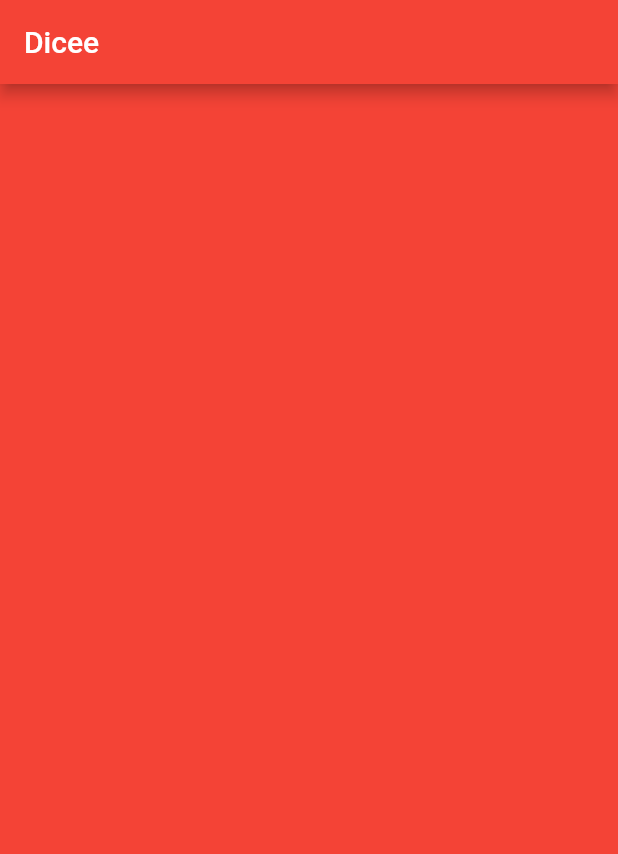
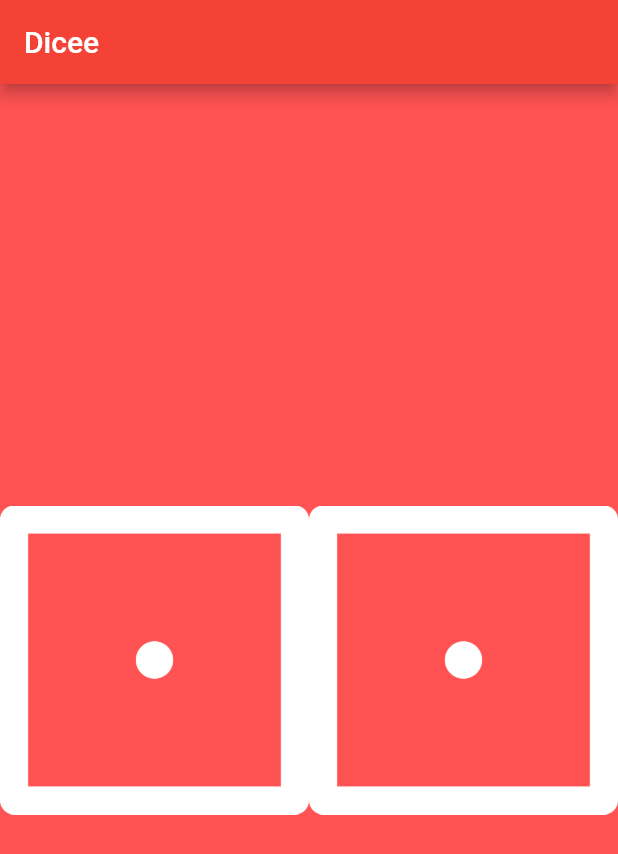
Before and after one commit to shashank153/dicee_project, a Flutter app: the screen it shows after launch, on a phone screen of 412 x 824 dp. Shown: the top 854 px of the screen. Run offline on Flutter 3.47's test engine with Material 2 defaults, Android fonts, the phone set to English and light mode, and no system bars.

Commit message:
dicee project for learning init

```diff
--- a/lib/main.dart
+++ b/lib/main.dart
@@ -4,7 +4,7 @@ void main() {
   return runApp(
     MaterialApp(
       home: Scaffold(
-        backgroundColor: Colors.red,
+        backgroundColor: Colors.redAccent,
         appBar: AppBar(
           title: const Text('Dicee'),
           backgroundColor: Colors.red,
@@ -20,6 +20,21 @@ class DicePage extends StatelessWidget {
 
   @override
   Widget build(BuildContext context) {
-    return Container();
+    return SafeArea(
+      child: Center(
+        child: Row(
+          children: [
+            Container(
+              child: Expanded(
+                child: Image.asset('images/dice1.png'),
+              ),
+            ),
+            Expanded(
+              child: Image.asset('images/dice1.png'),
+            ),
+          ],
+        ),
+      ),
+    );
   }
 }
--- a/pubspec.yaml
+++ b/pubspec.yaml
@@ -59,9 +59,8 @@ flutter:
   uses-material-design: true
 
   # To add assets to your application, add an assets section, like this:
-  # assets:
-  #   - images/a_dot_burr.jpeg
-  #   - images/a_dot_ham.jpeg
+  assets:
+    - images/
 
   # An image asset can refer to one or more resolution-specific "variants", see
   # https://flutter.dev/assets-and-images/#resolution-aware
```
Also changed, not shown: 20 other files.
